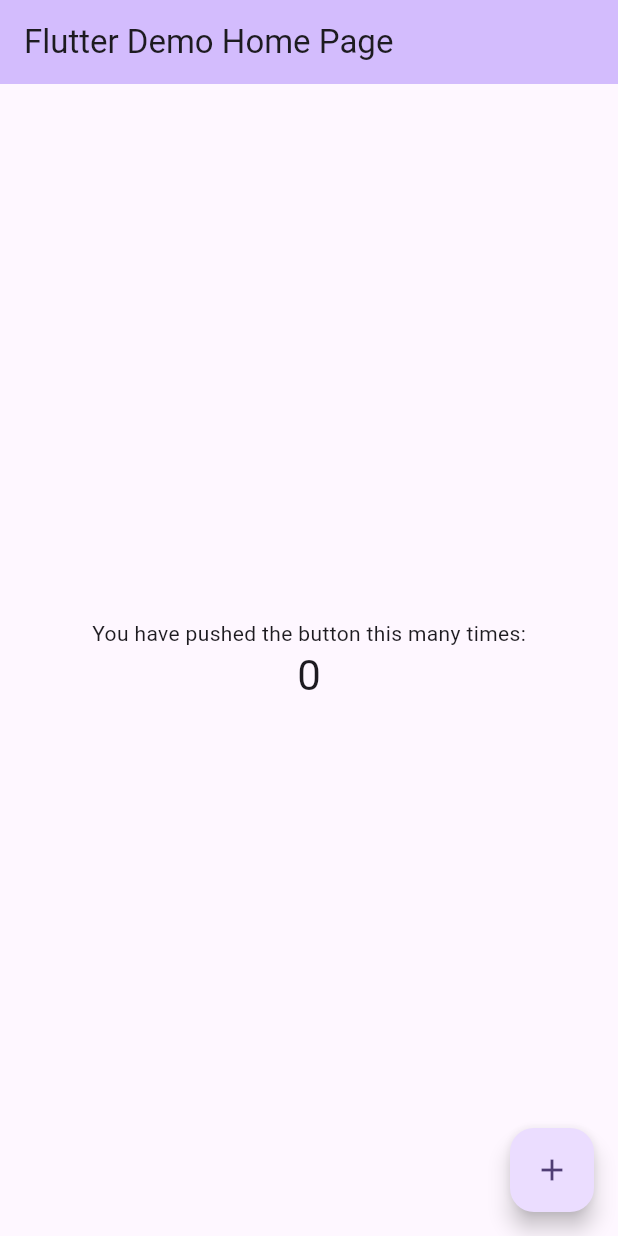
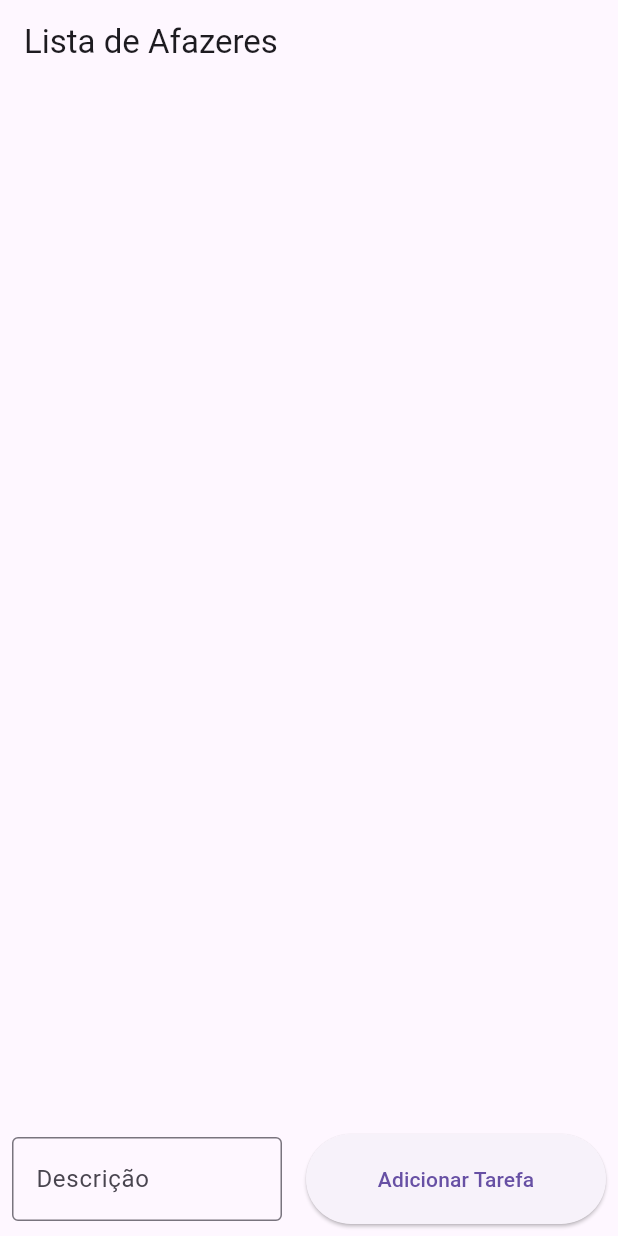
Before and after one commit to PedroBanzatto/lista-tarefas, a Flutter app: the screen it shows after launch, on a phone screen of 412 x 824 dp. Run offline on Flutter 3.47's test engine with Material 3 defaults, Android fonts, the phone set to English and light mode, and no system bars.

Commit message:
Codigo lista tarefas

```diff
--- a/lib/main.dart
+++ b/lib/main.dart
@@ -1,125 +1,167 @@
 import 'package:flutter/material.dart';
 
 void main() {
-  runApp(const MyApp());
+  runApp(const MeuApp());
 }
 
-class MyApp extends StatelessWidget {
-  const MyApp({super.key});
+class MeuApp extends StatefulWidget {
+  const MeuApp({super.key});
 
-  // This widget is the root of your application.
+  @override
+  State<MeuApp> createState() => _MeuAppState();
+}
+
+class _MeuAppState extends State<MeuApp> {
+  final List<Tarefa> _tarefas = [];
+  final TextEditingController controlador = TextEditingController();
+
   @override
   Widget build(BuildContext context) {
+    const String title = 'Lista de Afazeres';
     return MaterialApp(
-      title: 'Flutter Demo',
-      theme: ThemeData(
-        // This is the theme of your application.
-        //
-        // TRY THIS: Try running your application with "flutter run". You'll see
-        // the application has a purple toolbar. Then, without quitting the app,
-        // try changing the seedColor in the colorScheme below to Colors.green
-        // and then invoke "hot reload" (save your changes or press the "hot
-        // reload" button in a Flutter-supported IDE, or press "r" if you used
-        // the command line to start the app).
-        //
-        // Notice that the counter didn't reset back to zero; the application
-        // state is not lost during the reload. To reset the state, use hot
-        // restart instead.
-        //
-        // This works for code too, not just values: Most code changes can be
-        // tested with just a hot reload.
-        colorScheme: ColorScheme.fromSeed(seedColor: Colors.deepPurple),
-        useMaterial3: true,
+      debugShowCheckedModeBanner: false,
+      title: title,
+      home: Scaffold(
+        appBar: AppBar(
+          title: const Text(title),
+        ),
+        body: Column(
+          children: [
+            Expanded(
+              child: ListView.builder(
+                itemCount: _tarefas.length,
+                itemBuilder: (context, index) {
+                  return Container(
+                    padding: const EdgeInsets.all(15),
+                    margin: const EdgeInsets.all(5),
+                    decoration: BoxDecoration(
+                      color: _tarefas[index].status ? Color.fromARGB(255, 192, 192, 192) : Colors.white,
+                    ),
+                    child: Row(
+                      mainAxisAlignment: MainAxisAlignment.spaceBetween,
+                      children: [
+                        Row(
+                          children: [
+                            if (!_tarefas[index].status)
+                            ElevatedButton(
+                              onPressed: () {
+                                setState(() {
+                                  _tarefas[index].status = true;
+                                });
+                              },
+                              child: const Icon(Icons.done, color: Color.fromARGB(255, 102, 102, 102),),
+                            ),
+                            const SizedBox(width: 15,),
+                            Text(_tarefas[index].descricao),
+                          ],
+                        ),
+                        if (!_tarefas[index].status)
+                        Row(
+                          children: [
+                            IconButton(
+                              onPressed: () {
+                                TextEditingController controller = TextEditingController(text: _tarefas[index].descricao);
+                                showDialog(
+                                  context: context,
+                                  builder: (BuildContext context) {
+                                    return AlertDialog(
+                                      title: const Text(
+                                        'Editar Tarefa',
+                                      ),
+                                      content: TextField(
+                                        controller: controller,
+                                        decoration: const InputDecoration(
+                                          hintText: 'Descrição da tarefa',
+                                        ),
+                                      ),
+                                      actions: [
+                                        TextButton(
+                                          onPressed: () {
+                                            setState(() {
+                                              _tarefas[index].descricao = controller.text;
+                                            });
+                                            Navigator.of(context).pop(); // Fecha o modal
+                                          },
+                                          child: const Text('Salvar'),
+                                        ),
+                                        TextButton(
+                                          onPressed: () {
+                                            Navigator.of(context).pop(); // Fecha o modal
+                                          },
+                                          child: const Text('Fechar'),
+                                        ),
+                                      ],
+                                    );
+                                  },
+                                );
+
+                              },
+                              icon: const Icon(Icons.edit, color: Color.fromARGB(255, 102, 102, 102),),
+                            ),
+                            const SizedBox(width: 15,),
+                            IconButton(
+                              onPressed: () {
+                                setState(() {
+                                  _tarefas.removeAt(index);
+                                });
+                              },
+                              icon: const Icon(Icons.delete, color: Color.fromARGB(255, 102, 102, 102),)
+                            ),
+                          ],
+                        ),
+                      ],
+                    ),
+                  );
+                },
+              ),
+            ),
+            Row(
+              children: [
+                Expanded(
+                    child: Padding(
+                  padding: const EdgeInsets.all(8.0),
+                  child: TextField(
+                    controller: controlador,
+                    decoration: const InputDecoration(
+                      hintText: 'Descrição',
+                      border: OutlineInputBorder(),
+                    ),
+                  ),
+                )),
+                Padding(
+                  padding: const EdgeInsets.all(8.0),
+                  child: ElevatedButton(
+                    style: const ButtonStyle(
+                        fixedSize: MaterialStatePropertyAll(Size(200, 60))),
+                    child: const Text('Adicionar Tarefa'),
+                    onPressed: () {
+                      if (controlador.text.isEmpty) {
+                        return;
+                      }
+                      setState(() {
+                        _tarefas.add(
+                          Tarefa(
+                            descricao: controlador.text,
+                            status: false,
+                          ),
+                        );
+                      });
+                      controlador.clear();
+                    },
+                  ),
+                ),
+              ],
+            ),
+          ],
+        ),
       ),
-      home: const MyHomePage(title: 'Flutter Demo Home Page'),
     );
   }
 }
 
-class MyHomePage extends StatefulWidget {
-  const MyHomePage({super.key, required this.title});
+class Tarefa {
+  String descricao;
+  bool status;
 
-  // This widget is the home page of your application. It is stateful, meaning
-  // that it has a State object (defined below) that contains fields that affect
-  // how it looks.
-
-  // This class is the configuration for the state. It holds the values (in this
-  // case the title) provided by the parent (in this case the App widget) and
-  // used by the build method of the State. Fields in a Widget subclass are
-  // always marked "final".
-
-  final String title;
-
-  @override
-  State<MyHomePage> createState() => _MyHomePageState();
+  Tarefa({required this.descricao, required this.status});
 }
-
-class _MyHomePageState extends State<MyHomePage> {
-  int _counter = 0;
-
-  void _incrementCounter() {
-    setState(() {
-      // This call to setState tells the Flutter framework that something has
-      // changed in this State, which causes it to rerun the build method below
-      // so that the display can reflect the updated values. If we changed
-      // _counter without calling setState(), then the build method would not be
-      // called again, and so nothing would appear to happen.
-      _counter++;
-    });
-  }
-
-  @override
-  Widget build(BuildContext context) {
-    // This method is rerun every time setState is called, for instance as done
-    // by the _incrementCounter method above.
-    //
-    // The Flutter framework has been optimized to make rerunning build methods
-    // fast, so that you can just rebuild anything that needs updating rather
-    // than having to individually change instances of widgets.
-    return Scaffold(
-      appBar: AppBar(
-        // TRY THIS: Try changing the color here to a specific color (to
-        // Colors.amber, perhaps?) and trigger a hot reload to see the AppBar
-        // change color while the other colors stay the same.
-        backgroundColor: Theme.of(context).colorScheme.inversePrimary,
-        // Here we take the value from the MyHomePage object that was created by
-        // the App.build method, and use it to set our appbar title.
-        title: Text(widget.title),
-      ),
-      body: Center(
-        // Center is a layout widget. It takes a single child and positions it
-        // in the middle of the parent.
-        child: Column(
-          // Column is also a layout widget. It takes a list of children and
-          // arranges them vertically. By default, it sizes itself to fit its
-          // children horizontally, and tries to be as tall as its parent.
-          //
-          // Column has various properties to control how it sizes itself and
-          // how it positions its children. Here we use mainAxisAlignment to
-          // center the children vertically; the main axis here is the vertical
-          // axis because Columns are vertical (the cross axis would be
-          // horizontal).
-          //
-          // TRY THIS: Invoke "debug painting" (choose the "Toggle Debug Paint"
-          // action in the IDE, or press "p" in the console), to see the
-          // wireframe for each widget.
-          mainAxisAlignment: MainAxisAlignment.center,
-          children: <Widget>[
-            const Text(
-              'You have pushed the button this many times:',
-            ),
-            Text(
-              '$_counter',
-              style: Theme.of(context).textTheme.headlineMedium,
-            ),
-          ],
-        ),
-      ),
-      floatingActionButton: FloatingActionButton(
-        onPressed: _incrementCounter,
-        tooltip: 'Increment',
-        child: const Icon(Icons.add),
-      ), // This trailing comma makes auto-formatting nicer for build methods.
-    );
-  }
-}
```
